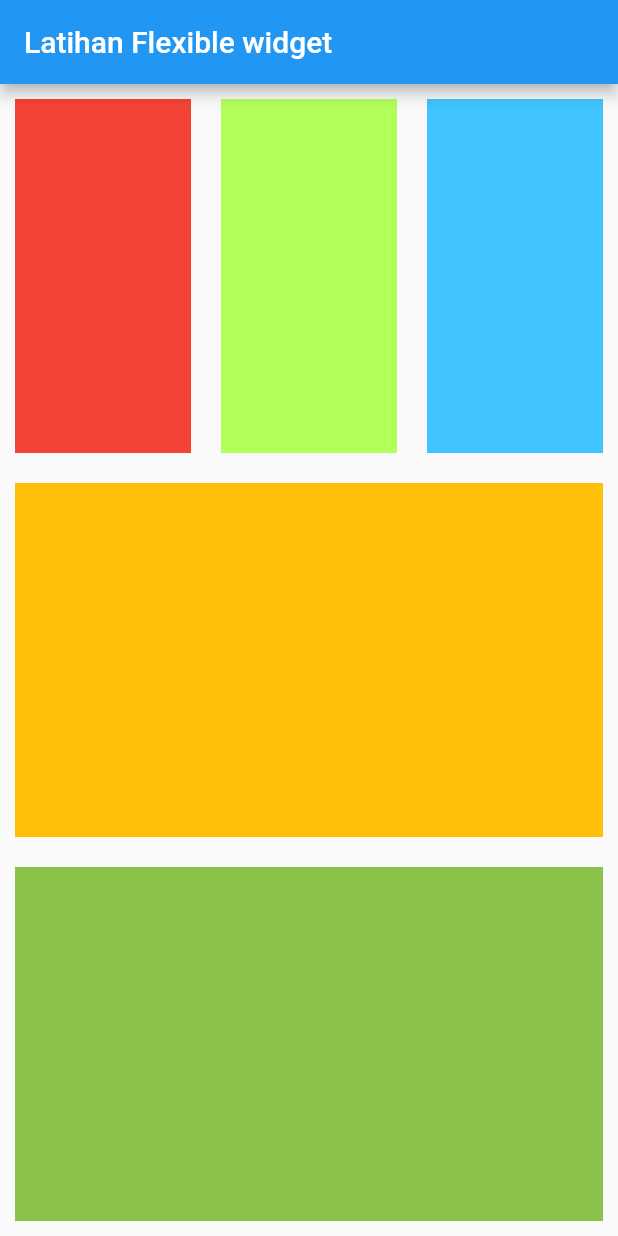
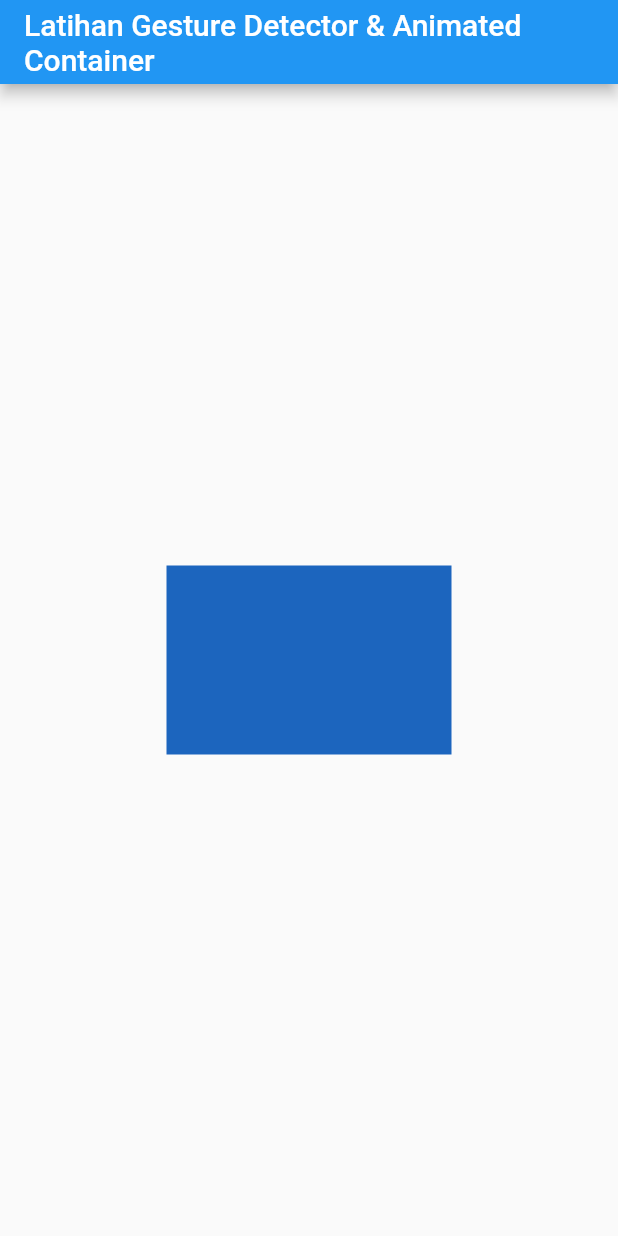
Before and after one commit to akbariyansyah/latihan-flutter, a Flutter app: the screen it shows after launch, on a phone screen of 412 x 824 dp. Run offline on Flutter 3.47's test engine with Material 2 defaults, Android fonts, the phone set to English and light mode, and no system bars.

Commit message:
-Initial Commit -Complete the code

```diff
--- a/lib/main.dart
+++ b/lib/main.dart
@@ -1,3 +1,5 @@
+import 'dart:math';
+
 import 'package:flutter/cupertino.dart';
 import 'package:flutter/material.dart';
 
@@ -14,60 +16,34 @@ class MyApp extends StatelessWidget {
   }
 }
 
-class MainPage extends StatelessWidget {
+class MainPage extends StatefulWidget {
+  @override
+  _MainPageState createState() => _MainPageState();
+}
+
+class _MainPageState extends State<MainPage> {
+  Random random = Random();
   @override
   Widget build(BuildContext context) {
     return Scaffold(
-      appBar: AppBar(
-        title: Text("Latihan Flexible widget"),
-      ),
-      body: Column(
-        mainAxisAlignment: MainAxisAlignment.center,
-        children: [
-          Flexible(
-            flex: 1,
-            child: Row(
-              children: [
-                Flexible(
-                  flex: 1,
-                  child: Container(
-                    margin: EdgeInsets.all(10),
-                    color: Colors.red,
-                  ),
-                ),
-                Flexible(
-                  flex: 1,
-                  child: Container(
-                    margin: EdgeInsets.all(10),
-                    color: Colors.lightGreenAccent,
-                  ),
-                ),
-                Flexible(
-                  flex: 1,
-                  child: Container(
-                    margin: EdgeInsets.all(10),
-                    color: Colors.lightBlueAccent,
-                  ),
-                ),
-              ],
+        appBar: AppBar(
+          title: Text(
+            "Latihan Gesture Detector & Animated Container",
+            maxLines: 2,
+          ),
+        ),
+        body: GestureDetector(
+          onTap: () {
+            setState(() {});
+          },
+          child: Center(
+            child: AnimatedContainer(
+              color: Color.fromARGB(255, random.nextInt(256), random.nextInt(256), random.nextInt(256)),
+              duration: Duration(seconds: 1),
+              width: 50.0 + random.nextInt(251),
+              height: 50.0 + random.nextInt(251),
             ),
           ),
-          Flexible(
-            flex: 1,
-            child: Container(
-              margin: EdgeInsets.all(10),
-              color: Colors.amber,
-            ),
-          ),
-          Flexible(
-            flex: 1,
-            child: Container(
-              margin: EdgeInsets.all(10),
-              color: Colors.lightGreen,
-            ),
-          ),
-        ],
-      ),
-    );
+        ));
   }
 }
--- a/lib/user_model.dart
+++ /dev/null
@@ -1,28 +0,0 @@
-import 'dart:convert';
-
-import 'package:flutter/foundation.dart';
-import 'package:http/http.dart' as http;
-class User {
-  String id;
-  String name;
-
-  User({this.id,this.name});
-
-  factory User.CreateUser(Map<String,dynamic> object) {
-    return User(
-      id: object["id"].toString(),
-      name: object["first_name"] + " " + object["last_name"]
-    );
-  }
-  static Future<List<User>> GetUserList(String page) async {
-    String baseURL = "https://reqres.in/api/users?page=$page";
-    var getResult =  await http.get(baseURL);
-    var getUsersList = json.decode(getResult.body);
-    List<dynamic> usersList = (getUsersList as Map<String,dynamic>)["data"];
-    List<User> users = [];
-    for (int i =0;i < usersList.length;i++) {
-      users.add(User.CreateUser(usersList[i]));
-    }
-    return users;
-  }
-}
```
